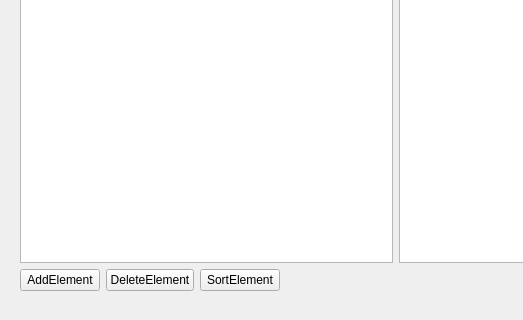
This is Lab2/mainwindow.ui in hieorhii/edu-practice as Qt 5 draws it before an edit; both pictures show x 0 to 523 and y 280 to 600 of the 800 by 600 pixel window. The edited form follows.
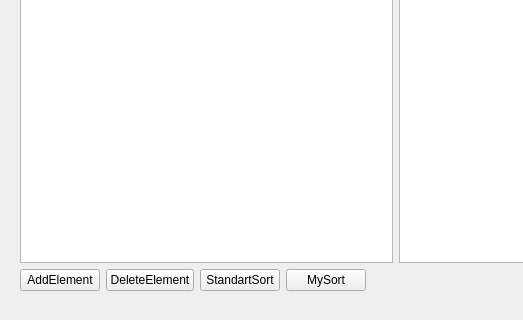
This is the edited form.

Patch:
```diff
--- a/Lab2/mainwindow.ui
+++ b/Lab2/mainwindow.ui
@@ -78,7 +78,17 @@
        <item>
         <widget class="QPushButton" name="pushButton_4">
          <property name="text">
-          <string>SortElement</string>
+          <string>StandartSort</string>
+         </property>
+        </widget>
+       </item>
+       <item>
+        <widget class="QPushButton" name="pushButton_5">
+         <property name="focusPolicy">
+          <enum>Qt::NoFocus</enum>
+         </property>
+         <property name="text">
+          <string>MySort</string>
          </property>
         </widget>
        </item>
```
Left out of the diff: 12 changed lines with no effect on the pictures.
